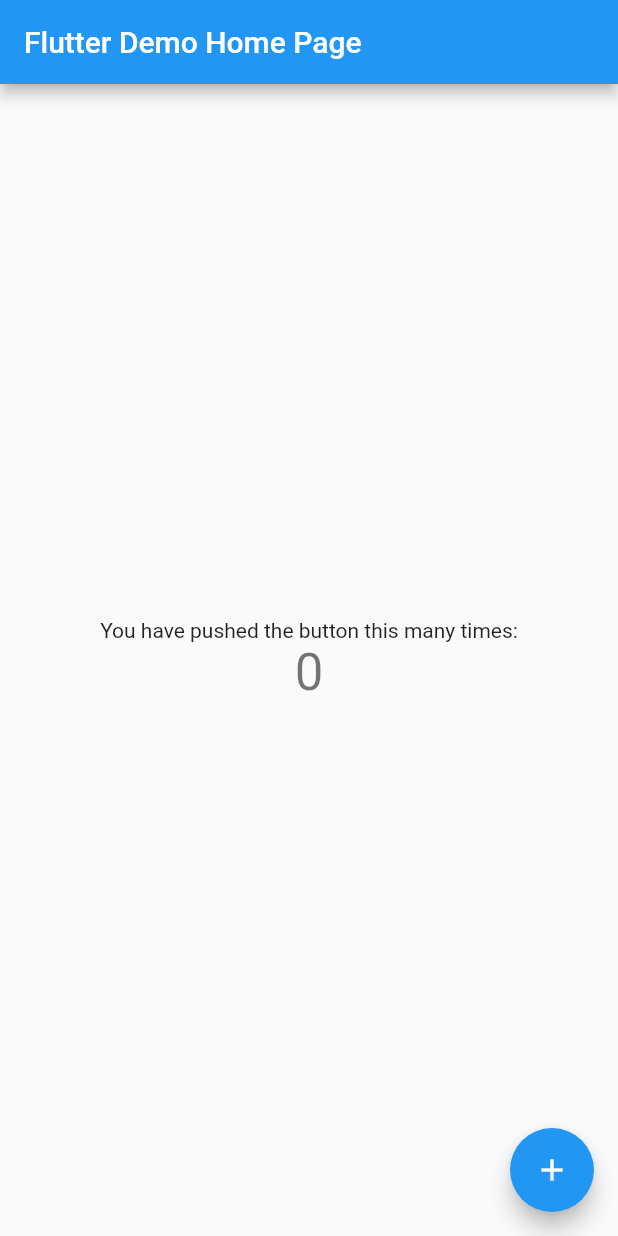
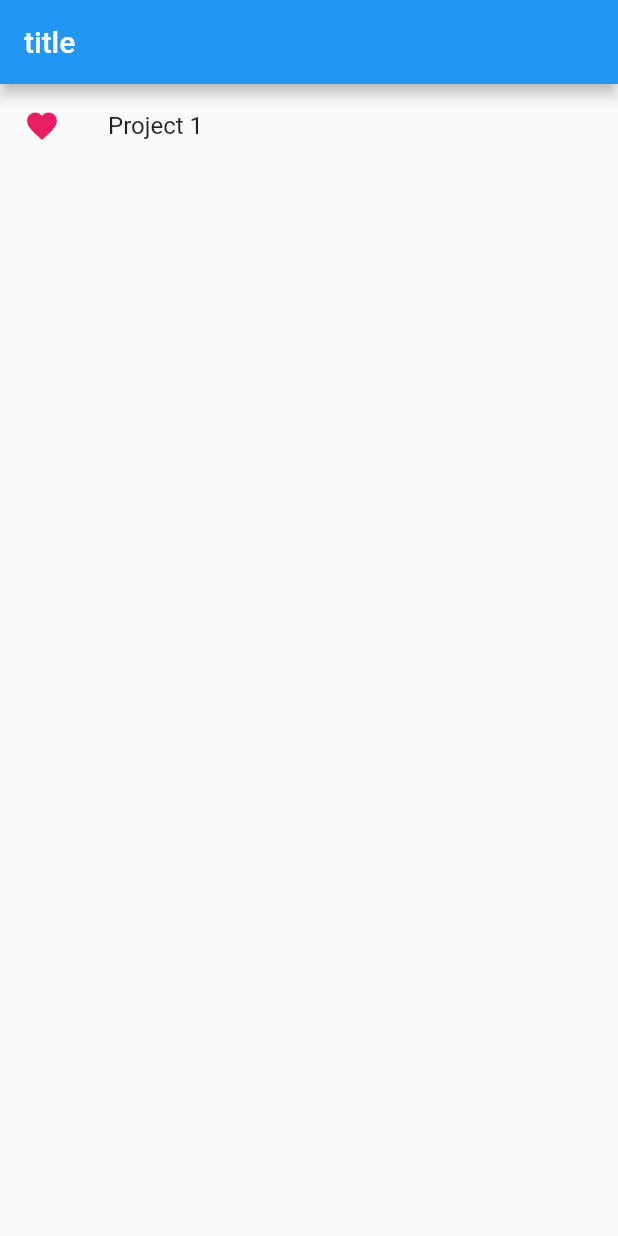
Before and after one commit to tony801015/flutter-practice, a Flutter app: the screen it shows after launch, on a phone screen of 412 x 824 dp. Run offline on Flutter 3.47's test engine with Material 2 defaults, Android fonts, the phone set to English and light mode, and no system bars.

Commit message:
feat: Add project 1

```diff
--- a/lib/main.dart
+++ b/lib/main.dart
@@ -1,4 +1,5 @@
 import 'package:flutter/material.dart';
+import './NewRoute.dart';
 
 void main() => runApp(MyApp());
 
@@ -67,45 +68,25 @@ class _MyHomePageState extends State<MyHomePage> {
     // than having to individually change instances of widgets.
     return Scaffold(
       appBar: AppBar(
-        // Here we take the value from the MyHomePage object that was created by
-        // the App.build method, and use it to set our appbar title.
-        title: Text(widget.title),
+        title: Text('title'),
       ),
-      body: Center(
-        // Center is a layout widget. It takes a single child and positions it
-        // in the middle of the parent.
-        child: Column(
-          // Column is also a layout widget. It takes a list of children and
-          // arranges them vertically. By default, it sizes itself to fit its
-          // children horizontally, and tries to be as tall as its parent.
-          //
-          // Invoke "debug painting" (press "p" in the console, choose the
-          // "Toggle Debug Paint" action from the Flutter Inspector in Android
-          // Studio, or the "Toggle Debug Paint" command in Visual Studio Code)
-          // to see the wireframe for each widget.
-          //
-          // Column has various properties to control how it sizes itself and
-          // how it positions its children. Here we use mainAxisAlignment to
-          // center the children vertically; the main axis here is the vertical
-          // axis because Columns are vertical (the cross axis would be
-          // horizontal).
-          mainAxisAlignment: MainAxisAlignment.center,
-          children: <Widget>[
-            Text(
-              'You have pushed the button this many times:',
+      body: ListView(
+        children: <Widget>[
+          ListTile(
+            leading: Icon(
+              Icons.favorite,
+              color: Colors.pink,
+              semanticLabel: 'Text to announce in accessibility modes',
             ),
-            Text(
-              '$_counter',
-              style: Theme.of(context).textTheme.display1,
-            ),
-          ],
-        ),
+            title: Text('Project 1'),
+            onTap: () {
+              Navigator.push(context, MaterialPageRoute(builder: (context) {
+                return NewRoute();
+              }));
+            },
+          ),
+        ],
       ),
-      floatingActionButton: FloatingActionButton(
-        onPressed: _incrementCounter,
-        tooltip: 'Increment',
-        child: Icon(Icons.add),
-      ), // This trailing comma makes auto-formatting nicer for build methods.
     );
   }
 }
```
Also changed, not shown: lib/NewRoute.dart (added, +15 -0 lines).
